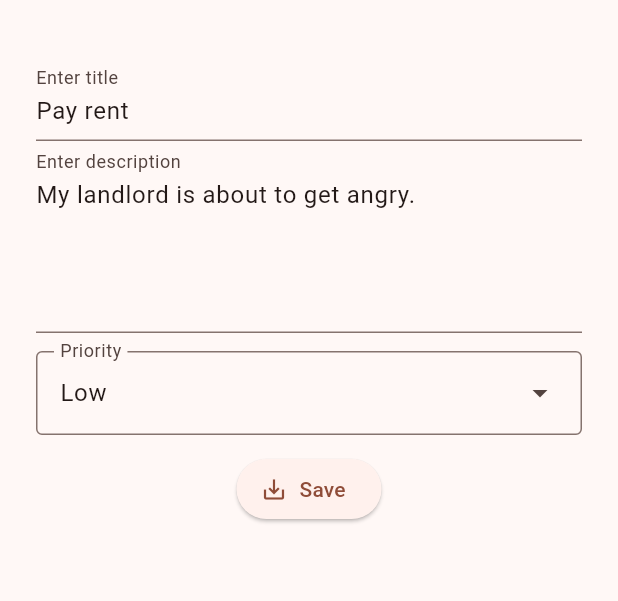
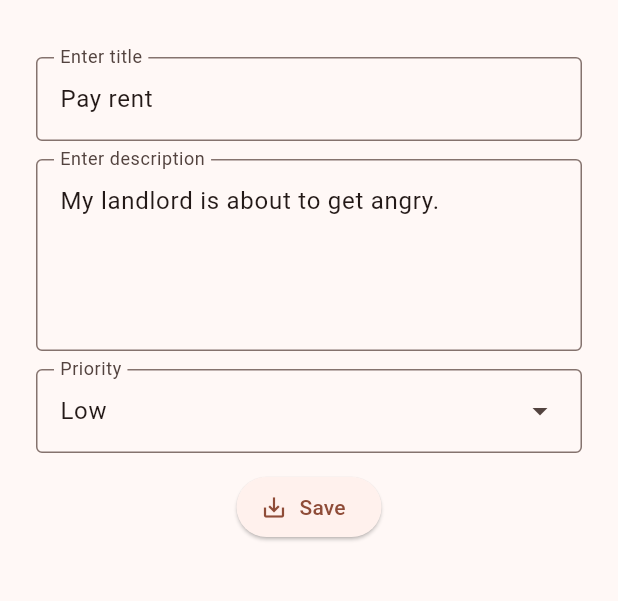
Before and after one commit to bshankar/todo-flutter, a Flutter app: the screen it shows after launch, after a tap on "Pay rent", on a phone screen of 412 x 824 dp, the part 63-664 px from its top. Run offline on Flutter 3.47's test engine with Material 3 defaults, Android fonts, the phone set to English and light mode, and no system bars; our stand-ins replace flutter_hooks, flutter_riverpod, freezed_annotation, functional_widget_annotation, go_router, hooks_riverpod and 1 more; generated files the repository leaves out were written again.

Commit message:
Add styling to todos

```diff
--- a/lib/widgets/todo_edit.dart
+++ b/lib/widgets/todo_edit.dart
@@ -30,6 +30,7 @@ Widget _todoEdit(BuildContext context, WidgetRef ref, String? id) {
           TextFormField(
             decoration: const InputDecoration(
               labelText: 'Enter title',
+              border: OutlineInputBorder(),
             ),
             initialValue: editingTodo.value.title,
             validator: textValidator,
@@ -37,9 +38,12 @@ Widget _todoEdit(BuildContext context, WidgetRef ref, String? id) {
               editingTodo.value = editingTodo.value.copyWith(title: title);
             },
           ),
-          TextFormField(
+          Container(
+            margin: const EdgeInsets.only(top: 12),
+            child: TextFormField(
               decoration: const InputDecoration(
                 labelText: 'Enter description',
+                border: OutlineInputBorder(),
               ),
               minLines: 4,
               maxLines: 8,
@@ -49,6 +53,7 @@ Widget _todoEdit(BuildContext context, WidgetRef ref, String? id) {
                 editingTodo.value =
                     editingTodo.value.copyWith(description: description);
               },
+            ),
           ),
           Container(
             margin: const EdgeInsets.symmetric(vertical: 12),
--- a/lib/widgets/todo_item.dart
+++ b/lib/widgets/todo_item.dart
@@ -14,6 +14,8 @@ Widget _todoItem(BuildContext context, WidgetRef ref, Todo todo) {
       context.push(Uri(path: '/edit/${todo.id}').toString());
     },
     child: Card(
+      shadowColor: getPriorityColor(todo.priority),
+      elevation: getPriorityElevation(todo.priority),
       child: SizedBox(
         height: 75,
         child: Center(
@@ -30,7 +32,10 @@ Widget _todoItem(BuildContext context, WidgetRef ref, Todo todo) {
                           .toggleDone(todo.id);
                     },
                   ),
-                  Text(todo.title),
+                  Container(
+                    margin: const EdgeInsets.symmetric(horizontal: 8),
+                    child: Text(todo.title),
+                  ),
                 ],
               ),
               IconButton(
@@ -46,3 +51,25 @@ Widget _todoItem(BuildContext context, WidgetRef ref, Todo todo) {
     ),
   );
 }
+
+Color getPriorityColor(TodoPriority priority) {
+  if (priority == TodoPriority.high) {
+    return Colors.red;
+  }
+
+  if (priority == TodoPriority.medium) {
+    return Colors.yellow;
+  }
+  return Colors.green;
+}
+
+double getPriorityElevation(TodoPriority priority) {
+  if (priority == TodoPriority.high) {
+    return 6;
+  }
+
+  if (priority == TodoPriority.medium) {
+    return 4;
+  }
+  return 2;
+}
```
Lines whose indentation alone changed are shown as unchanged.
